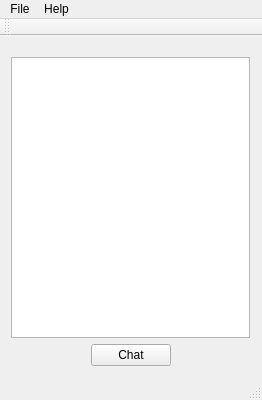
thebruno/comm-nt, file comm_nt/mainwindow.ui: the form before one commit.
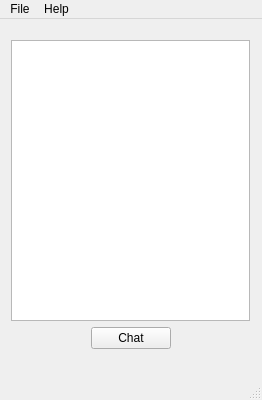
The form after the commit. Icons and pictures are not drawn.

Patch:
```diff
--- a/comm_nt/mainwindow.ui
+++ b/comm_nt/mainwindow.ui
@@ -10,6 +10,12 @@
     <height>400</height>
    </rect>
   </property>
+  <property name="minimumSize">
+   <size>
+    <width>262</width>
+    <height>400</height>
+   </size>
+  </property>
   <property name="maximumSize">
    <size>
     <width>262</width>
@@ -113,14 +119,6 @@
    <addaction name="menuFile"/>
    <addaction name="menuHelp"/>
   </widget>
-  <widget class="QToolBar" name="mainToolBar">
-   <attribute name="toolBarArea">
-    <enum>TopToolBarArea</enum>
-   </attribute>
-   <attribute name="toolBarBreak">
-    <bool>false</bool>
-   </attribute>
-  </widget>
   <widget class="QStatusBar" name="statusBar"/>
   <action name="actionExit">
    <property name="icon">
```
Left out of the diff: 2 changed lines with no effect on the pictures.
